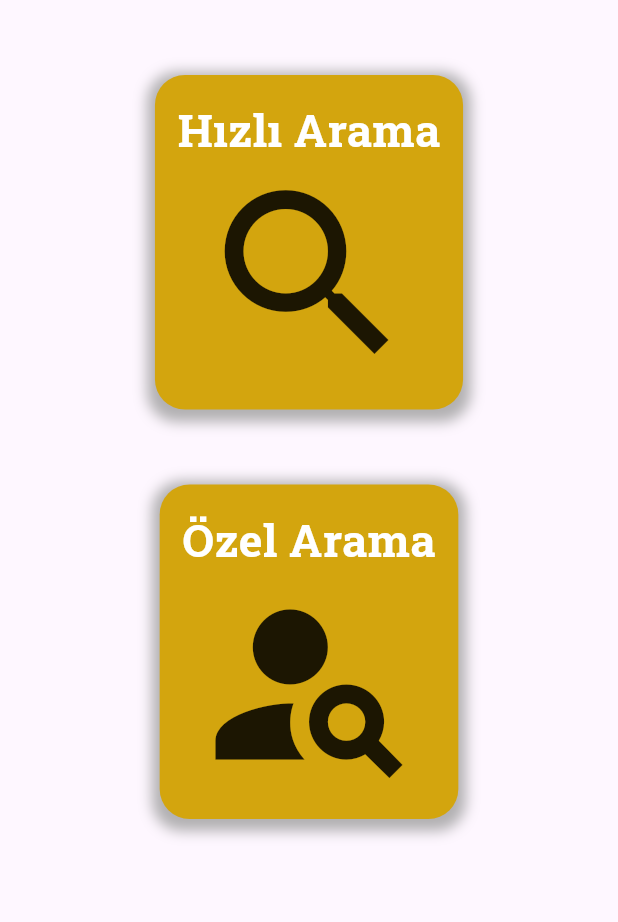
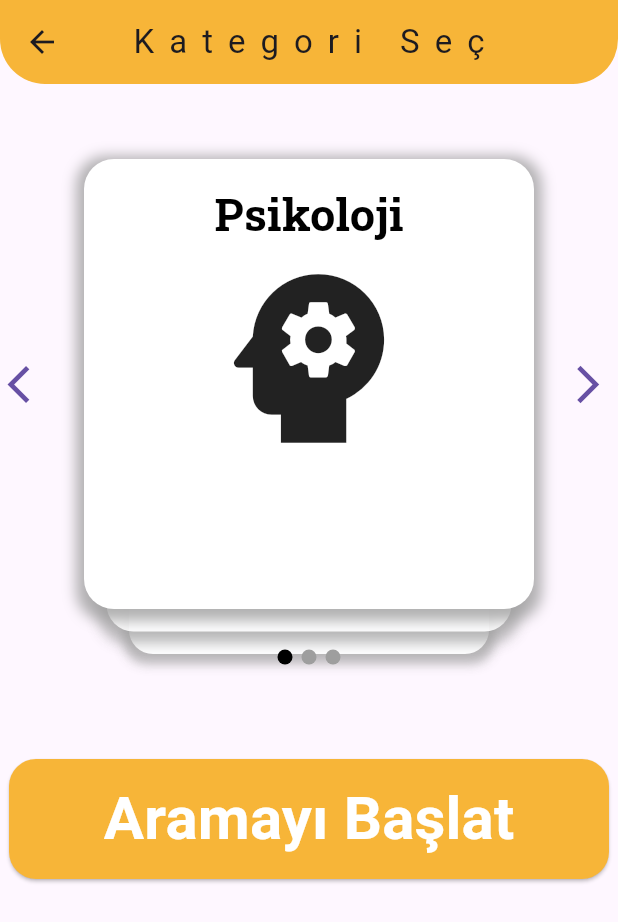
Before and after one commit to furkanCalik7/Yoldas, a Flutter app: the BlindHomeScreen widget shown alone on an empty page, opened directly, after a tap on "Özel Arama", on a phone screen of 412 x 824 dp. Shown: the top 922 px of the screen. Run offline on Flutter 3.47's test engine with Material 3 defaults, Android fonts, the phone set to English and light mode, and no system bars; drawn by our look-alikes of card_swiper; our stand-ins replace google_fonts, intl_phone_number_input, pin_code_fields, settings_ui, vibration.

Commit message:
category_selection_screen implemented

```diff
--- a/frontend/lib/custom_widgets/buttons/tappableIcon.dart
+++ b/frontend/lib/custom_widgets/buttons/tappableIcon.dart
@@ -5,15 +5,19 @@ import 'package:google_fonts/google_fonts.dart';
 class TappableIcon extends StatelessWidget {
   const TappableIcon(
       {super.key,
-      required this.action,
-      required this.iconData,
-      required this.size,
-      this.text = ""});
+        required this.action,
+        required this.iconData,
+        required this.size,
+        this.textColor = Colors.white,
+        this.iconColor = tappableIconColor,
+        this.text = ""});
 
   final IconData iconData;
   final Function action;
   final double size;
   final String text;
+  final Color textColor;
+  final Color iconColor;
 
   @override
   Widget build(BuildContext context) {
@@ -29,14 +33,14 @@ class TappableIcon extends StatelessWidget {
                   offset: const Offset(0, 3), // changes position of shadow
                 ),
               ],
-              color: tappableIconColor,
+              color: iconColor,
               borderRadius: BorderRadius.all(Radius.circular(20))),
           child: Column(
             children: [
               Text(
                 text,
                 style: GoogleFonts.robotoSlab(
-                    color: Colors.white,
+                    color: textColor,
                     fontSize: size / 5,
                     fontWeight: FontWeight.bold),
               ),
--- /dev/null
+++ b/frontend/lib/custom_widgets/swiper/custom_swiper.dart
@@ -0,0 +1,38 @@
+import 'package:card_swiper/card_swiper.dart';
+import 'package:flutter/material.dart';
+
+import '../buttons/tappableIcon.dart';
+class CustomSwiper extends StatelessWidget {
+  final List<String> titles;
+  final List<IconData> icons;
+  const CustomSwiper({super.key, required this.titles, required this.icons});
+
+  @override
+  Widget build(BuildContext context) {
+    return Swiper(
+      itemBuilder: (context, index) {
+        return TappableIcon(
+            action: () {
+              print("tapped to ${titles[index]}");
+            },
+            iconData: icons[index],
+            size: 150,
+            text: titles[index],
+            textColor: Colors.black,
+            iconColor: Colors.white
+        );
+      },
+      indicatorLayout: PageIndicatorLayout.COLOR,
+      pagination: const SwiperPagination(
+          builder: DotSwiperPaginationBuilder(
+            color: Colors.grey,
+            activeColor: Colors.black,
+          )),
+      control: const SwiperControl(),
+      itemCount: titles.length,
+      layout: SwiperLayout.TINDER,
+      itemHeight: 300,
+      itemWidth: 300,
+    );
+  }
+}
--- a/frontend/lib/main.dart
+++ b/frontend/lib/main.dart
@@ -1,5 +1,6 @@
 import 'package:flutter/material.dart';
 import 'package:frontend/pages/blind_home_screen.dart';
+import 'package:frontend/pages/category_selection_screen.dart';
 import 'package:frontend/pages/login_with_phone.dart';
 import 'package:frontend/pages/sms_code_page.dart';
 import 'package:frontend/pages/welcome.dart';
@@ -18,5 +19,7 @@ void main() => runApp(MaterialApp(
         LoginScreen.routeName: (context) => const LoginScreen(),
         OnboardingScreen.routeName: (context) => const OnboardingScreen(),
         BlindMainFrame.routeName: (context) => const BlindMainFrame(),
+        CategorySelectionScreen.routeName: (context) =>
+            const CategorySelectionScreen(),
       },
     ));
--- a/frontend/lib/pages/blind_home_screen.dart
+++ b/frontend/lib/pages/blind_home_screen.dart
@@ -3,6 +3,7 @@ import 'package:frontend/custom_widgets/appbars/appbar_custom.dart';
 import 'package:frontend/custom_widgets/appbars/appbar_default.dart';
 import 'package:frontend/custom_widgets/buttons/tappableIcon.dart';
 import 'package:frontend/pages/blind_main_frame.dart';
+import 'package:frontend/pages/category_selection_screen.dart';
 class BlindHomeScreen extends StatelessWidget {
   const BlindHomeScreen({super.key});
 
@@ -24,7 +25,7 @@ class BlindHomeScreen extends StatelessWidget {
             SizedBox(height: 50,),
             TappableIcon(
               action: () {
-                print("tapped to 1");
+                Navigator.pushNamed(context, CategorySelectionScreen.routeName);
               },
               iconData: Icons.person_search,
               size: 150,
--- /dev/null
+++ b/frontend/lib/pages/category_selection_screen.dart
@@ -0,0 +1,57 @@
+import 'package:card_swiper/card_swiper.dart';
+import 'package:flutter/material.dart';
+import 'package:frontend/custom_widgets/appbars/appbar_custom.dart';
+import 'package:frontend/custom_widgets/buttons/button_main.dart';
+import 'package:frontend/custom_widgets/buttons/tappableIcon.dart';
+import 'package:frontend/custom_widgets/swiper/custom_swiper.dart';
+
+const List<IconData> icons = [
+  Icons.psychology,
+  Icons.food_bank_sharp,
+  Icons.eco,
+];
+
+const List<String> categories = [
+  'Psikoloji',
+  'Aşçılık',
+  'Botanik'
+];
+
+
+
+class CategorySelectionScreen extends StatelessWidget {
+
+  const CategorySelectionScreen({Key? key}) : super(key: key);
+
+  static const String routeName = "/category_selection_screen";
+
+  @override
+  Widget build(BuildContext context) {
+    return Scaffold(
+      appBar: AppbarCustom(
+        title: "Kategori Seç",
+      ),
+      body: Column(
+        children: [
+          Container(
+            height: 400,
+            child: CustomSwiper(
+              titles: categories,
+              icons: icons,
+            ),
+          ),
+          SizedBox(
+            height: 50,
+          ),
+          ButtonMain(
+            text: "Aramayı Başlat",
+            action: () {},
+            height: 80,
+            width: 400,
+
+          ),
+        ],
+      ),
+    );
+  }
+}
--- a/frontend/lib/pages/login_with_phone.dart
+++ b/frontend/lib/pages/login_with_phone.dart
@@ -4,6 +4,7 @@ import 'package:frontend/custom_widgets/buttons/button_main.dart';
 import 'package:frontend/custom_widgets/colors.dart';
 import 'package:frontend/custom_widgets/text_widgets/text_container.dart';
 import 'package:frontend/pages/sms_code_page.dart';
+import 'package:frontend/utility/types.dart';
 import 'package:intl_phone_number_input/intl_phone_number_input.dart';
 
 class LoginScreen extends StatefulWidget {
@@ -104,8 +105,11 @@ class _LoginScreenState extends State<LoginScreen> {
                   ButtonMain(
                       text: "Giriş Yap",
                       action: () {
-                        Navigator.pushNamed(
-                            context, PinCodeVerificationScreen.routeName);
+                        Navigator.of(context).push(
+                            MaterialPageRoute(
+                            builder: (context) => PinCodeVerificationScreen(userType: UserType.blind, phoneNumber: phone_controller.text,)
+                          ),
+                        );
                       })
 
                   // ElevatedButton(
--- a/frontend/pubspec.yaml
+++ b/frontend/pubspec.yaml
@@ -41,6 +41,7 @@ dependencies:
   vibration: ^1.8.4
   settings_ui: ^2.0.2
   editable_image: ^2.0.0
+  card_swiper: ^3.0.1
 
 dev_dependencies:
   flutter_test:
```
Also changed, not shown: frontend/pubspec.lock.
